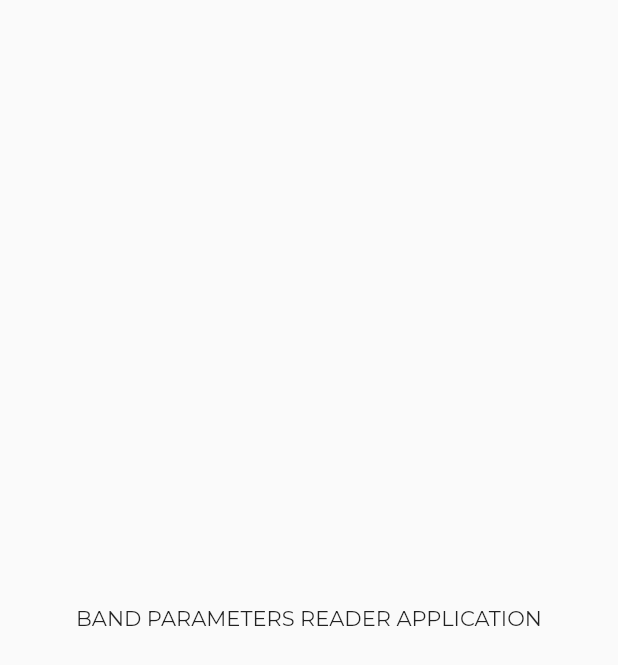
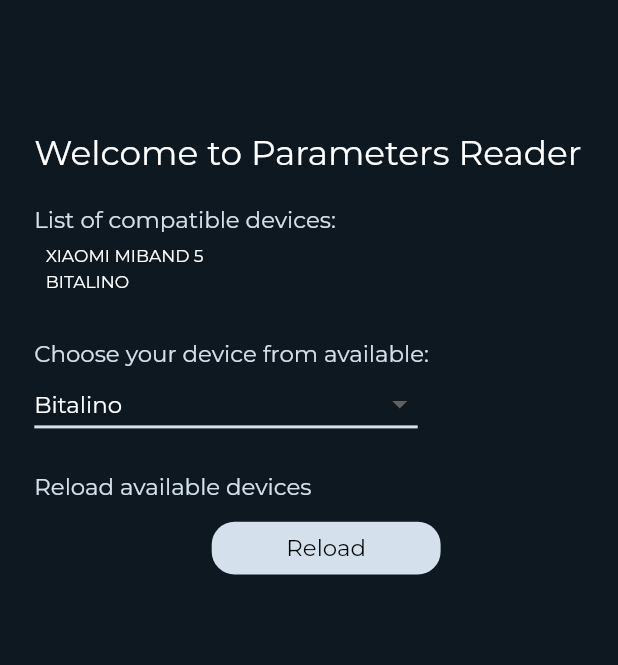
Before and after one commit to mateuszFicek/Band-Parameters-Reader, a Flutter app: the screen it shows after launch, on a phone screen of 412 x 824 dp. Shown: the top 665 px of the screen. Run offline on Flutter 3.47's test engine with Material 2 defaults, Android fonts, the phone set to English and light mode, and no system bars; our stand-ins replace flutter_bloc, flutter_screenutil, google_fonts.

Commit message:
Created basic view for main screen

```diff
--- a/band_parameters_reader/lib/ui/main/main.dart
+++ b/band_parameters_reader/lib/ui/main/main.dart
@@ -1,19 +1,156 @@
+import 'package:band_parameters_reader/utils/colors.dart';
+import 'package:band_parameters_reader/utils/constants.dart';
 import 'package:flutter/material.dart';
+import 'package:flutter_screenutil/flutter_screenutil.dart';
 
-class BandParametersReaderHomePage extends StatelessWidget {
+class BandParametersReaderHomePage extends StatefulWidget {
   const BandParametersReaderHomePage({Key key}) : super(key: key);
 
   @override
+  _BandParametersReaderHomePageState createState() =>
+      _BandParametersReaderHomePageState();
+}
+
+class _BandParametersReaderHomePageState
+    extends State<BandParametersReaderHomePage> {
+  String dropdownValue = 'Bitalino';
+
+  @override
   Widget build(BuildContext context) {
+    ScreenUtil.init(context, width: 1080, height: 2340);
     return Scaffold(
-      body: Center(
+      backgroundColor: UIColors.BACKGROUND_COLOR,
+      body: Container(
+        margin: EdgeInsets.only(top: 250.h, left: 60.w),
         child: Column(
-          mainAxisAlignment: MainAxisAlignment.center,
+          mainAxisAlignment: MainAxisAlignment.start,
+          mainAxisSize: MainAxisSize.min,
           children: <Widget>[
-            Text("BAND PARAMETERS READER APPLICATION"),
+            _welcomeText,
+            _listOfDevicesText,
+            _compatibleDevicesListView,
+            _availableDevicesText,
+            _availableDevicesDropdownButton,
+            _reloadDevicesText,
+            _reloadButton,
           ],
         ),
       ),
     );
   }
+
+  Widget _informationTextWrapper(String text) {
+    return Container(
+      alignment: Alignment.centerLeft,
+      margin: EdgeInsets.only(top: 60.h),
+      child: Text(
+        text,
+        style: informationTextStyle,
+      ),
+    );
+  }
+
+  Widget get _welcomeText => Container(
+        alignment: Alignment.centerLeft,
+        child: Text(
+          "Welcome to Parameters Reader",
+          style: TextStyle(color: Colors.white, fontSize: 60.w),
+          textAlign: TextAlign.center,
+        ),
+      );
+
+  Widget get _listOfDevicesText =>
+      _informationTextWrapper('List of compatible devices:');
+
+  Widget get _compatibleDevicesListView => Container(
+        height: 70.h * Constants.COMPATIBLE_DEVICES.length,
+        child: ListView.builder(
+            padding: EdgeInsets.all(20.w),
+            itemCount: Constants.COMPATIBLE_DEVICES.length,
+            itemBuilder: (context, index) => Container(
+                  margin: EdgeInsets.only(bottom: 10.h),
+                  alignment: Alignment.centerLeft,
+                  child: Text(
+                    Constants.COMPATIBLE_DEVICES[index],
+                    style: TextStyle(color: Colors.white, fontSize: 30.w),
+                  ),
+                )),
+      );
+
+  Widget get _availableDevicesText => _informationTextWrapper(
+        'Choose your device from available:',
+      );
+
+  // maybe change it to listview
+  Widget get _availableDevicesDropdownButton => Container(
+        margin: EdgeInsets.only(right: 350.w),
+        alignment: Alignment.centerLeft,
+        child: DropdownButton<String>(
+          isExpanded: true,
+          hint: Text(
+            dropdownValue,
+            style: informationTextStyle.copyWith(color: Colors.white),
+          ),
+          elevation: 16,
+          underline: Container(
+            height: 2,
+            color: UIColors.LIGHT_FONT_COLOR,
+          ),
+          onChanged: (String newValue) {
+            setState(() {
+              dropdownValue = newValue;
+            });
+          },
+          items: <String>['Xiaomi MiBand 5', 'Bitalino']
+              .map<DropdownMenuItem<String>>((String value) {
+            return DropdownMenuItem<String>(
+              value: value,
+              child: Text(
+                value,
+                style: TextStyle(color: Colors.black, fontSize: 40.w),
+              ),
+            );
+          }).toList(),
+        ),
+      );
+
+  Widget get _reloadDevicesText => _informationTextWrapper(
+        'Reload available devices',
+      );
+
+  TextStyle get informationTextStyle =>
+      TextStyle(color: UIColors.LIGHT_FONT_COLOR, fontSize: 40.w);
+
+  Widget get _reloadButton => _buttonWrapper(() {}, 'Reload');
+
+  Widget _buttonWrapper(Function onTap, String buttonText) {
+    return Container(
+      margin: EdgeInsets.symmetric(vertical: 40.h),
+      alignment: Alignment.center,
+      child: Material(
+        color: UIColors.LIGHT_FONT_COLOR,
+        borderRadius: BorderRadius.circular(40.w),
+        child: InkWell(
+          splashColor: UIColors.BACKGROUND_COLOR.withOpacity(0.2),
+          onTap: onTap,
+          borderRadius: BorderRadius.circular(40.w),
+          child: Container(
+            width: 400.w,
+            height: 100.h,
+            alignment: Alignment.center,
+            decoration:
+                BoxDecoration(borderRadius: BorderRadius.circular(40.w)),
+            child: Text(
+              buttonText,
+              textAlign: TextAlign.center,
+              style: _buttonTextStyle,
+            ),
+          ),
+        ),
+      ),
+    );
+  }
+
+  TextStyle get _buttonTextStyle =>
+      TextStyle(color: Colors.black, fontSize: 40.w);
 }
```
